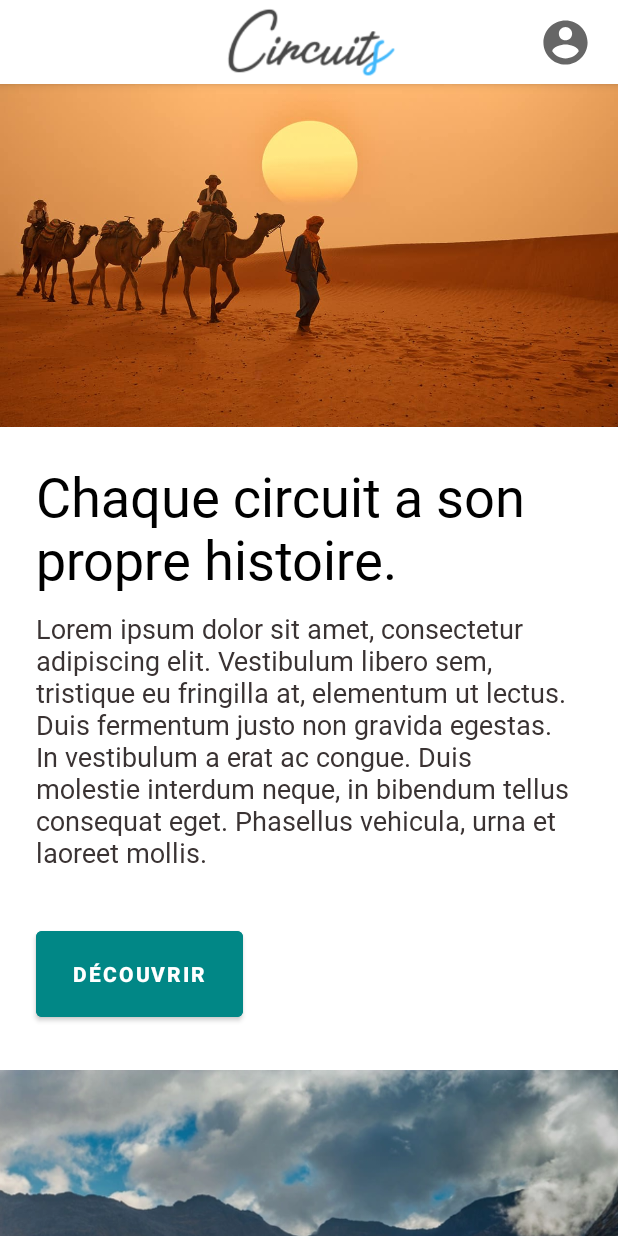
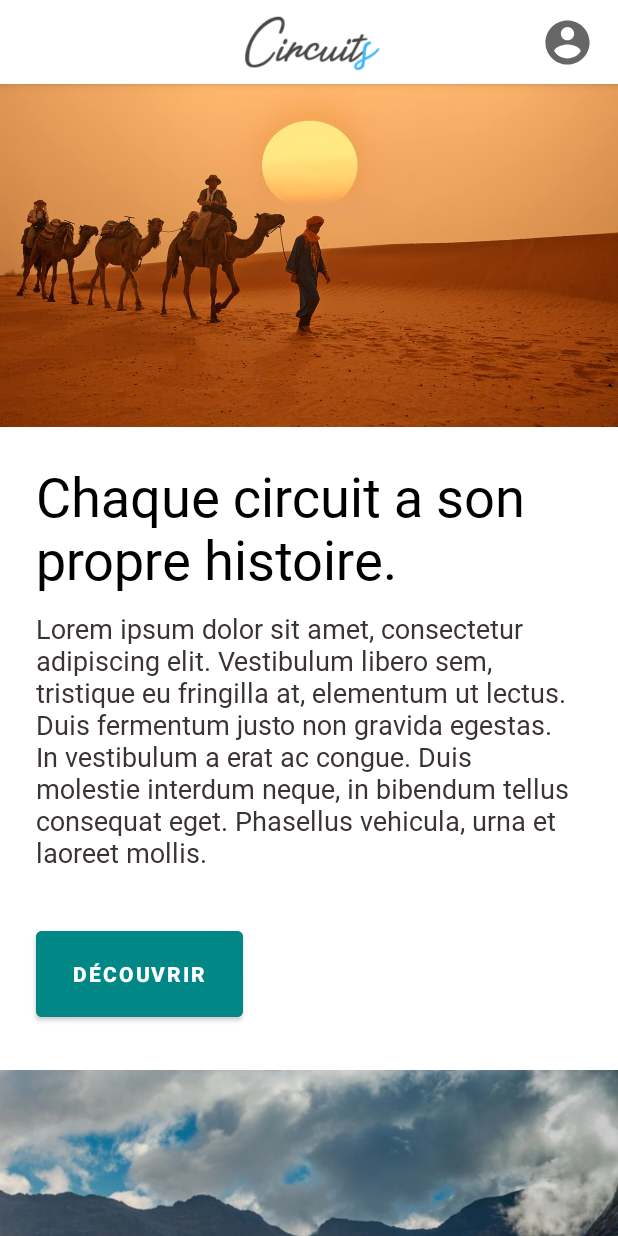
Before and after one commit to rjmo/Circuits, an Android app: the screen it shows after launch (AccueilActivity), on a phone screen of 412 x 824 dp. Run offline under Robolectric (Android 15) with nearby library versions, the light colour scheme and no system bars.

Commit message:
new size logo

```diff
--- a/app/src/main/res/layout/activity_accueil.xml
+++ b/app/src/main/res/layout/activity_accueil.xml
@@ -31,26 +31,24 @@
 
             <ImageView
                 android:id="@+id/imageView4"
-                android:layout_width="332dp"
-                android:layout_height="56dp"
+                android:layout_width="299dp"
+                android:layout_height="45dp"
                 app:layout_constraintBottom_toBottomOf="parent"
                 app:layout_constraintEnd_toEndOf="@+id/toolbarr"
-                app:layout_constraintHorizontal_bias="0.493"
                 app:layout_constraintStart_toStartOf="@+id/toolbarr"
                 app:layout_constraintTop_toTopOf="parent"
-                app:layout_constraintVertical_bias="0.0"
+                app:layout_constraintVertical_bias="0.545"
                 app:srcCompat="@drawable/logo4bar" />
 
             <ImageView
                 android:id="@+id/imageView2"
                 android:layout_width="35dp"
                 android:layout_height="35dp"
-                android:layout_marginStart="320dp"
                 android:onClick="loginCircuit"
                 app:layout_constraintBottom_toBottomOf="parent"
                 app:layout_constraintEnd_toEndOf="@+id/toolbarr"
-                app:layout_constraintHorizontal_bias="0.0"
-                app:layout_constraintStart_toStartOf="@+id/imageView4"
+                app:layout_constraintHorizontal_bias="0.957"
+                app:layout_constraintStart_toStartOf="@+id/toolbarr"
                 app:layout_constraintTop_toTopOf="parent"
                 app:layout_constraintVertical_bias="0.523"
                 app:srcCompat="@drawable/ic_baseline_account_circle_24" />
```
Also changed, not shown: app/src/main/res/layout/activity_main.xml (+6 -8 lines).
